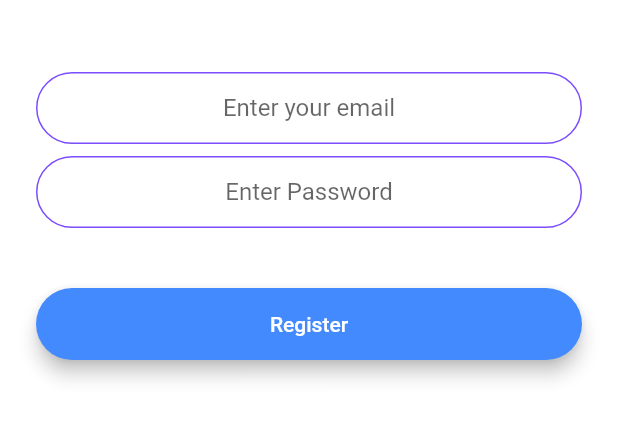
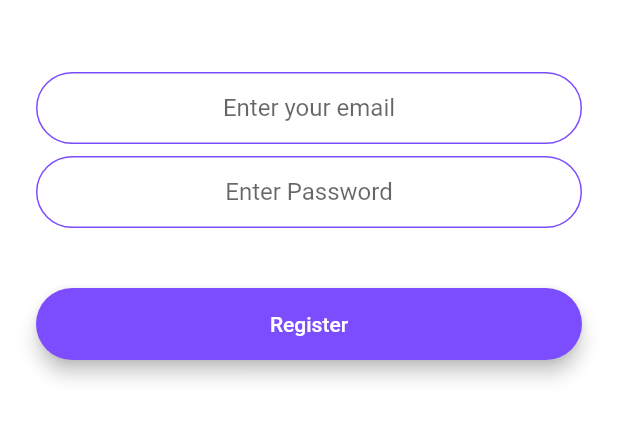
Before and after one commit to Coding-Club-IITG/Git-Workshop-flutter, a Flutter app: the RegistrationScreen screen opened by its route, on a phone screen of 412 x 824 dp, the part 576-1018 px from its top. Run offline on Flutter 3.47's test engine with Material 2 defaults, Android fonts, the phone set to English and light mode, and no system bars; our stand-ins replace animated_text_kit, cloud_firestore, firebase_auth, firebase_core, modal_progress_hud; accounts and stored records are empty.

Commit message:
Update registration_screen.dart

```diff
--- a/lib/screens/registration_screen.dart
+++ b/lib/screens/registration_screen.dart
@@ -64,7 +64,7 @@ class _RegistrationScreenState extends State<RegistrationScreen> {
                 height: 24.0,
               ),
               RoundedButton(
-                color: Colors.blueAccent,
+                color: Colors.deepPurpleAccent,
                 text: 'Register',
                 onPressed: () async {
                   setState(() {
```
